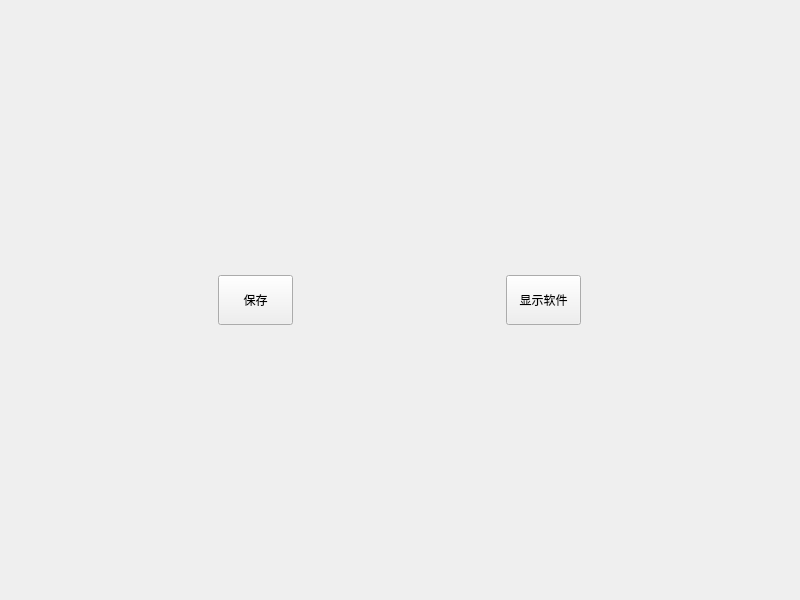
Before: the Qt Designer form QStartApp/StartApp/widget.ui in jiaqingguo/DI, drawn with Qt 5.
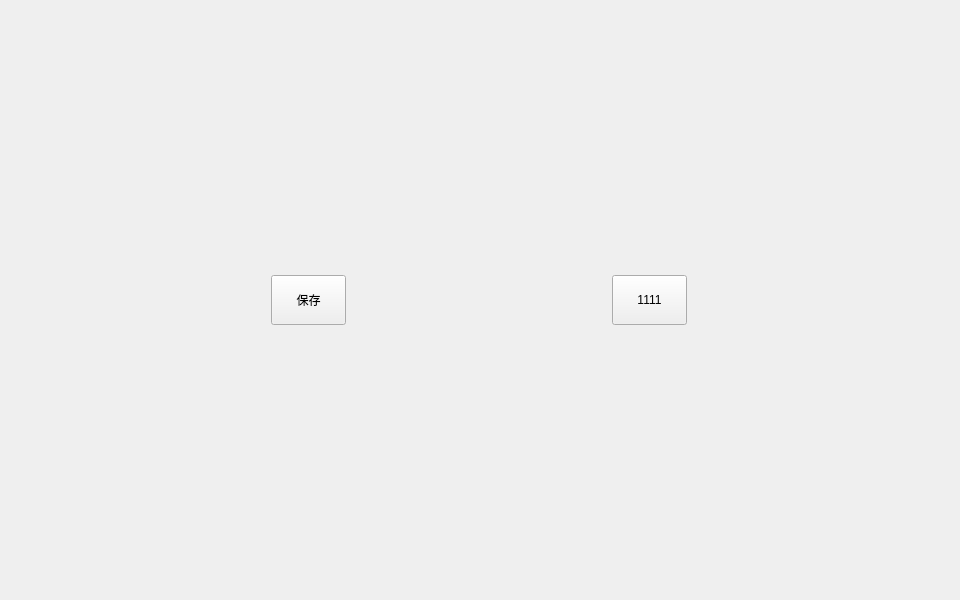
After: the same form once the commit is applied.

Patch:
```diff
--- a/QStartApp/StartApp/widget.ui
+++ b/QStartApp/StartApp/widget.ui
@@ -6,10 +6,22 @@
    <rect>
     <x>0</x>
     <y>0</y>
-    <width>800</width>
+    <width>960</width>
     <height>600</height>
    </rect>
   </property>
+  <property name="minimumSize">
+   <size>
+    <width>960</width>
+    <height>600</height>
+   </size>
+  </property>
+  <property name="maximumSize">
+   <size>
+    <width>960</width>
+    <height>600</height>
+   </size>
+  </property>
   <property name="windowTitle">
    <string>Server</string>
   </property>
@@ -48,7 +60,7 @@
       </size>
      </property>
      <property name="text">
-      <string>显示软件</string>
+      <string>1111</string>
      </property>
     </widget>
    </item>
```
